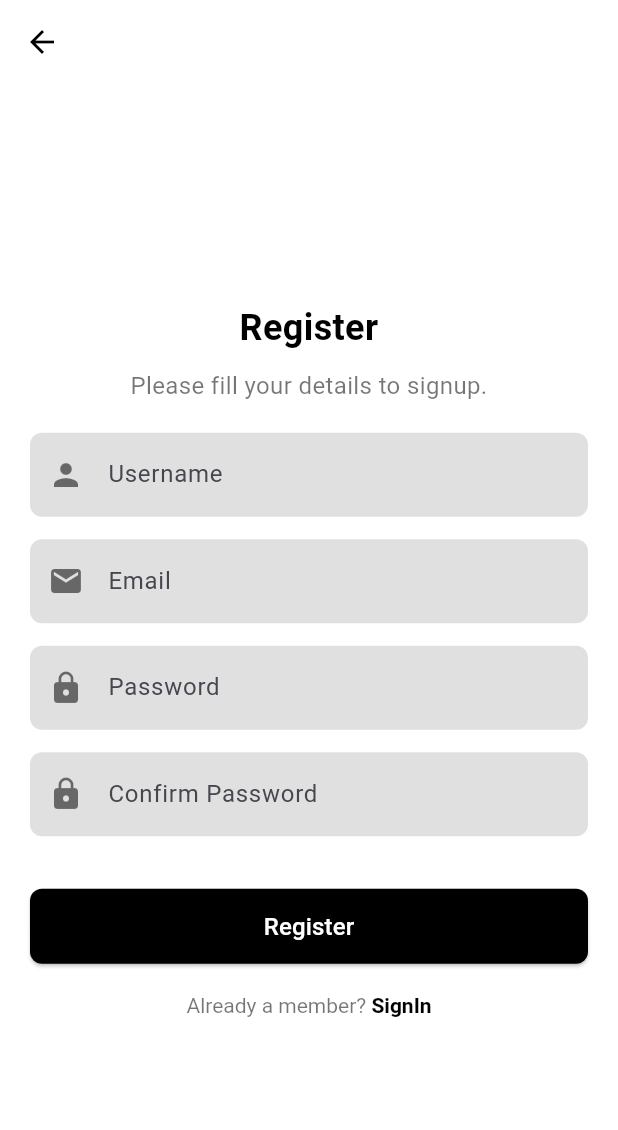
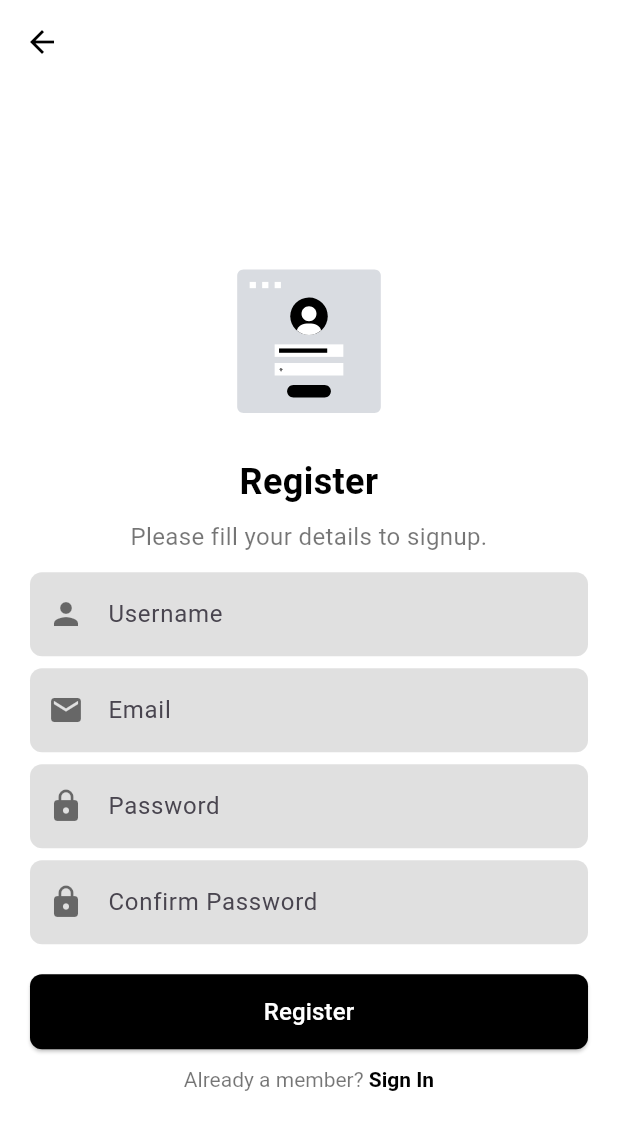
Before and after one commit to classdata123/taza_ebook, a Flutter app: the screen it shows after launch, on a phone screen of 412 x 824 dp. Shown: the top 1130 px of the screen. Run offline on Flutter 3.47's test engine with Material 3 defaults, Android fonts, the light colour scheme and no system bars; our stand-ins replace cloud_firestore, firebase_auth, firebase_core, flutter_keyboard_visibility, get, google_fonts and 1 more; accounts and stored records are empty.

Commit message:
push anas

```diff
--- a/lib/screen/auth-ui/register.dart
+++ b/lib/screen/auth-ui/register.dart
@@ -4,6 +4,7 @@
 import 'package:flutter/material.dart';
 import 'package:flutter_keyboard_visibility/flutter_keyboard_visibility.dart';
 import 'package:get/get.dart';
+import 'package:lottie/lottie.dart'; // Import Lottie
 
 import 'login.dart';
 
@@ -40,23 +41,31 @@
           body: Center(
             child: SingleChildScrollView(
               child: Padding(
-                padding: const EdgeInsets.symmetric(horizontal: 20, vertical: 10),
+                padding: const EdgeInsets.symmetric(horizontal: 20, vertical: 5), // Reduced vertical padding
                 child: Column(
                   mainAxisAlignment: MainAxisAlignment.center,
                   crossAxisAlignment: CrossAxisAlignment.center,
                   children: [
+                    // Lottie Animation (Reduced space above, increased size)
+                    SizedBox(
+                      height: 150, // Increased size
+                      child: Lottie.asset('assets/image/logo.json'),
+                    ),
+
+                    SizedBox(height: 2), // Further reduced space
+
                     Text(
                       "Register",
                       style: TextStyle(fontSize: 24, fontWeight: FontWeight.bold, color: Colors.black),
                       textAlign: TextAlign.center,
                     ),
-                    SizedBox(height: 10),
+                    SizedBox(height: 8), // Reduced spacing
                     Text(
                       "Please fill your details to signup.",
                       style: TextStyle(fontSize: 16, color: Colors.black54),
                       textAlign: TextAlign.center,
                     ),
-                    SizedBox(height: 20),
+                    SizedBox(height: 12), // Reduced spacing
 
                     // Name Field
                     _buildTextField(controller: name, hint: "Username", icon: Icons.person),
@@ -70,7 +79,7 @@
                     // Confirm Password Field
                     _buildTextField(controller: phone, hint: "Confirm Password", icon: Icons.lock, obscure: true),
 
-                    SizedBox(height: 20),
+                    SizedBox(height: 12), // Adjusted space
 
                     // Register Button
                     SizedBox(
@@ -109,7 +118,7 @@
                       ),
                     ),
 
-                    SizedBox(height: 20),
+                    SizedBox(height: 12), // Adjusted space
 
                     // Navigate to Login
                     GestureDetector(
@@ -121,7 +130,7 @@
                           style: TextStyle(color: Colors.black54, fontSize: 14),
                           children: [
                             TextSpan(
-                              text: "SignIn",
+                              text: "Sign In",
                               style: TextStyle(fontWeight: FontWeight.bold, color: Colors.black),
                             ),
                           ],
@@ -140,7 +149,7 @@
 
   Widget _buildTextField({required TextEditingController controller, required String hint, required IconData icon, bool obscure = false}) {
     return Padding(
-      padding: const EdgeInsets.only(bottom: 15),
+      padding: const EdgeInsets.only(bottom: 8), // Slightly reduced spacing
       child: TextField(
         controller: controller,
         obscureText: obscure,
--- a/pubspec.yaml
+++ b/pubspec.yaml
@@ -69,7 +69,7 @@
   # To add assets to your application, add an assets section, like this:
   assets:
     - assets/image/splash.json
-  #   - images/a_dot_ham.jpeg
+    - assets/image/logo.json
 
   # An image asset can refer to one or more resolution-specific "variants", see
   # https://flutter.dev/to/resolution-aware-images
```
Also changed, not shown: assets/image/logo.json (added, +1 -0 lines).
